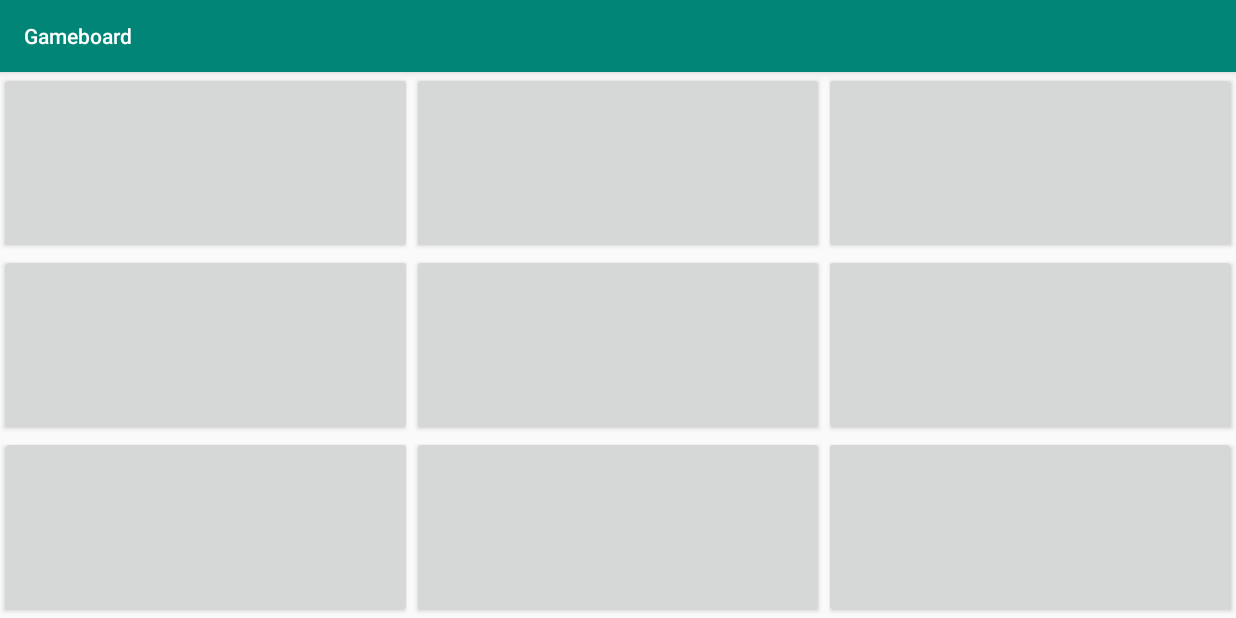
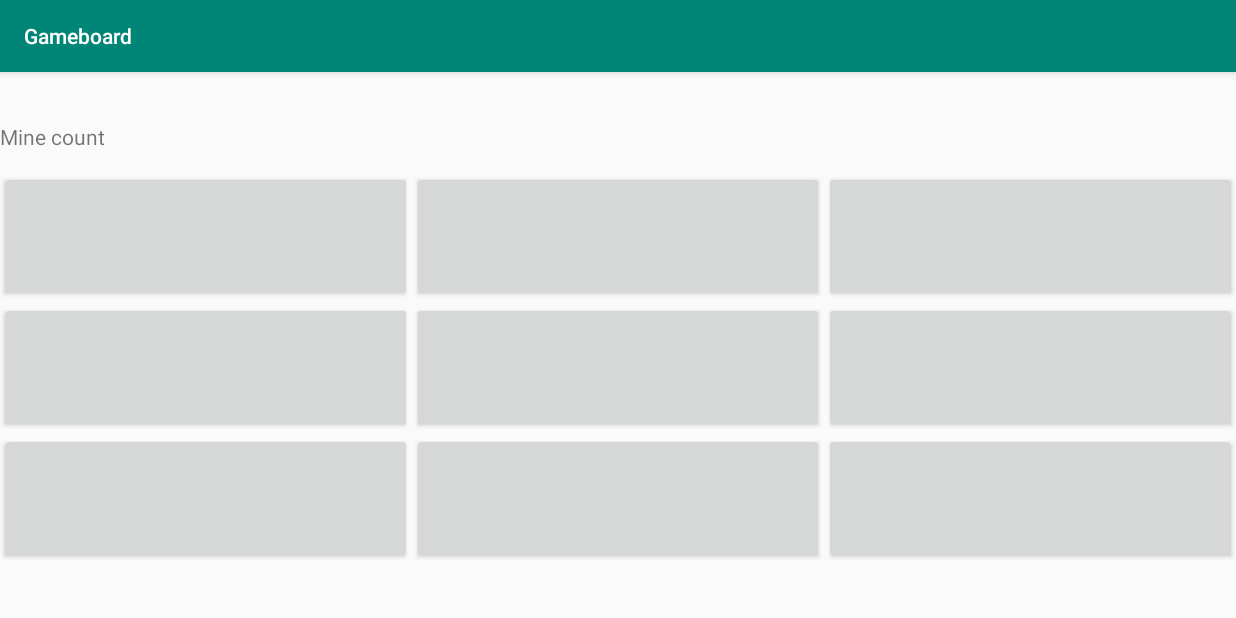
Before and after one commit to ShuoweiSun/cmpt276-Assign3, an Android app: the screen it shows after launch (MainActivity), on a phone screen of 824 x 412 dp (held sideways). Run offline under Robolectric (Android 15) with nearby library versions, the light colour scheme and no system bars.

Commit message:
5th version

```diff
--- a/app/src/main/java/com/example/gameboard/MainActivity.java
+++ b/app/src/main/java/com/example/gameboard/MainActivity.java
@@ -79,6 +79,7 @@ public class MainActivity extends AppCompatActivity {
                                 if (blocks[FINAL_ROW][FINAL_COL].hasMine()) {
                                     gridButtonClicked(FINAL_COL, FINAL_ROW);
                                     blocks[FINAL_ROW][FINAL_COL].setMineDiscovered();
+                                    blocks[FINAL_ROW][FINAL_COL].setMineIsFound();
                                     //TODO fix this so it can be clicked twice
                                     //gridEmptyClicked(FINAL_COL,FINAL_ROW);
                                 }
@@ -122,9 +123,6 @@ public class MainActivity extends AppCompatActivity {
                 }
             }
         }
-        private void setDefault(){
-            hasMine=false;
-        }
         // setup random mines
         // Function Reference: https://www.codeproject.com/Articles/113892/Minesweeper-Minesweeper-game-for-Android
         private void setMines() {
@@ -143,26 +141,32 @@ public class MainActivity extends AppCompatActivity {
 
         }
 
-        // count number of mines in surrounding blocks
+        // count number of mines in the same row and column of the selected block
         for (int row = 0; row < NUM_ROWS; row++) {
             for (int col = 0; col < NUM_COLS; col++) {
                 // for each block find row and col mine count
                 rowColMineCount = 0;
 
-                // check in all nearby blocks
-                for (int thisrow = row; thisrow < NUM_ROWS; thisrow++) {
-                    if (blocks[thisrow][col].hasMine()) {
+                // check total mine in the same column as the block
+                for (int thisRow = 0; thisRow < NUM_ROWS; thisRow++) {
+                    if (blocks[thisRow][col].hasMine()) {
                         rowColMineCount++;
                     }
                 }
-                for (int thiscol = col; thiscol < NUM_COLS; thiscol++) {
-                    if (blocks[row][thiscol].hasMine()) {
+                // check total mine in the same row as the block
+                for (int thisCol = 0; thisCol < NUM_COLS; thisCol++) {
+                    if (blocks[row][thisCol].hasMine()) {
                         rowColMineCount++;
                     }
                 }
 
+                //To offset the double-counted mine
+                if(blocks[row][col].hasMine()){
+                    rowColMineCount--;
+                }
 
                 blocks[row][col].NumberOfMinesInRowCol(rowColMineCount);
+
 
             }
         }
--- a/app/src/main/java/com/example/gameboard/gameLogic/MineBlock.java
+++ b/app/src/main/java/com/example/gameboard/gameLogic/MineBlock.java
@@ -19,7 +19,9 @@ public class MineBlock extends AppCompatActivity {
         mineDiscovered=false;
         hasMine=false;
     }
-
+    public void setMineIsFound(){
+        hasMine=false;
+    }
     public void NumberOfMinesInRowCol(int num){
         // TODO fix this
         numOfMinesRowCol=setNum(num);
--- a/app/src/main/res/layout/activity_main.xml
+++ b/app/src/main/res/layout/activity_main.xml
@@ -18,8 +18,18 @@
     <TableLayout
         android:id="@+id/tableForButtons"
         android:layout_width="match_parent"
-        android:layout_height="match_parent"
-        tools:layout_editor_absoluteX="16dp"
-        tools:layout_editor_absoluteY="41dp"/>
+        android:layout_height="262dp"
+        android:layout_marginBottom="36dp"
+        app:layout_constraintBottom_toBottomOf="parent"
+        tools:layout_editor_absoluteX="16dp" />
+
+    <TextView
+        android:id="@+id/textView"
+        android:layout_width="wrap_content"
+        android:layout_height="wrap_content"
+        android:layout_marginBottom="13dp"
+        android:text="Mine count"
+        app:layout_constraintBottom_toTopOf="@+id/tableForButtons"
+        tools:layout_editor_absoluteX="30dp" />
 
 </androidx.constraintlayout.widget.ConstraintLayout>
```
Also changed, not shown: app/src/main/res/layout/game_win_message.xml (+22 -9 lines).
